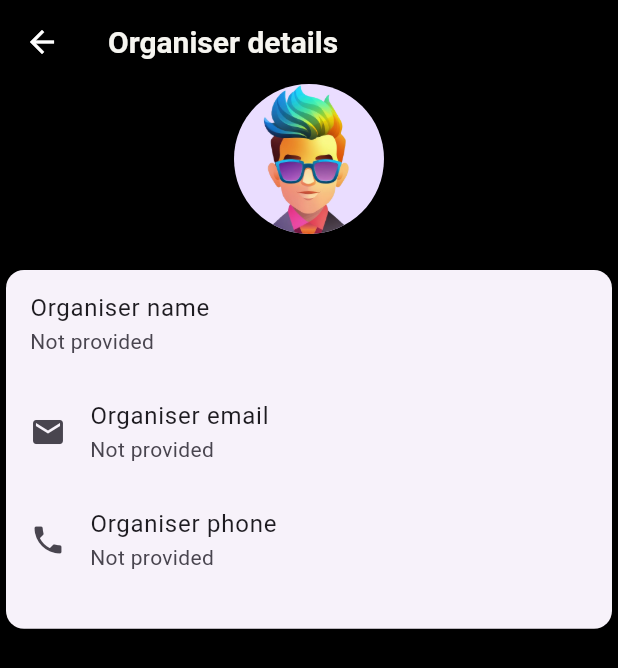
After one commit to SuhailJafrinmk/Evento_event_booking, a Flutter app: the OrganiserDetailsScreen screen opened directly, on a phone screen of 412 x 824 dp. The commit adds this screen. Shown: the top 668 px of the screen. Run offline on Flutter 3.47's test engine with Material 3 defaults, Android fonts, the phone set to English and light mode, and no system bars; our stand-ins replace animated_text_kit, bloc, cached_network_image, carousel_slider, connectivity_plus, device_preview and 17 more; missing offline and left inert: dot_curved_bottom_nav, razorpay_flutter, shape_of_view_null_safe; accounts and stored records are empty; network calls fail.

Commit message:
random commit

```diff
--- a/lib/blocs/profile/bloc/profile_bloc.dart
+++ b/lib/blocs/profile/bloc/profile_bloc.dart
@@ -16,6 +16,7 @@ class ProfileBloc extends Bloc<ProfileEvent, ProfileState> {
 
 
   FutureOr<void> editProfileClicked(EditProfileClicked event, Emitter<ProfileState> emit)async{
+    emit(UpdatingProfileData());
     MultipartFile imageFile=await MultipartFile.fromFile(event.image!.path,filename: event.image!.path);
     FormData formData=FormData.fromMap({
       'username':event.userName,
--- a/lib/blocs/profile/bloc/profile_state.dart
+++ b/lib/blocs/profile/bloc/profile_state.dart
@@ -15,3 +15,4 @@ class ErrorFetchingProfileData extends ProfileState{
   ErrorFetchingProfileData({required this.errorMessage});
 }
 class ProfileDataUpdated extends ProfileState{}
+class UpdatingProfileData extends ProfileState{}
--- a/lib/data/hive/hive_helper.dart
+++ b/lib/data/hive/hive_helper.dart
@@ -87,4 +87,6 @@ Future<void> removeFavourite(EventModel eventModel)async{
   }
 }
 
+// Future<void>
+
 }
--- a/lib/view/about_us/contact_us.dart
+++ b/lib/view/about_us/contact_us.dart
@@ -32,14 +32,14 @@ class ContactUsPage extends StatelessWidget {
                         child: Icon(Icons.call),
                       ),
                       title: Text('Contact number'),
-                      subtitle: Text('+91 7306548087'),
+                      subtitle: Text('+91 1234 567 890'),
                     ),
                     const ListTile(
                       leading: CircleAvatar(
                         child: Icon(Icons.mail),
                       ),
                       title: const Text('Email address'),
-                      subtitle: Text('evento@gmail.com'),
+                      subtitle: Text('support@evento.com'),
                     ),
                      const ListTile(
                       leading: CircleAvatar(
--- a/lib/view/authentication/phone_otp_request.dart
+++ b/lib/view/authentication/phone_otp_request.dart
@@ -1,6 +1,7 @@
 import 'package:evento_event_booking/blocs/authentication/bloc/authentication_bloc.dart';
 import 'package:evento_event_booking/blocs/timer_cubit/timer_cubit.dart';
 import 'package:evento_event_booking/utils/app/validations.dart';
+import 'package:evento_event_booking/utils/progress_indicator.dart';
 import 'package:evento_event_booking/utils/snackbar.dart';
 import 'package:evento_event_booking/view/authentication/phone_otp_verification.dart';
 import 'package:evento_event_booking/widgets/custom_button_black.dart';
@@ -82,6 +83,9 @@ class _MobileOtpVerificationState extends State<MobileOtpRequesting> {
                                width: size.width,
                               buttonChild: BlocBuilder<AuthenticationBloc, AuthenticationState>(
                                 builder: (context, state) {
+                                  if(state is RequestingMobileOtp){
+                                    return CustomProgressIndicator(color: Colors.black,size: 30,);
+                                  }
                                   return Text('Send otp to verify');
                                 },
                               ),
--- /dev/null
+++ b/lib/view/home/organiser_details_screen.dart
@@ -0,0 +1,59 @@
+import 'package:evento_event_booking/resources/constants/image_paths.dart';
+import 'package:flutter/material.dart';
+import 'dart:developer' as developer;
+
+class OrganiserDetailsScreen extends StatelessWidget {
+  final String? organiserName;
+  final String? organiserEmail;
+  final String? organiserPhone;
+  final String? organiserId;
+  final String? organiserImage;
+
+  const OrganiserDetailsScreen({super.key, this.organiserName, this.organiserEmail, this.organiserPhone, this.organiserId, this.organiserImage});
+
+  @override
+  Widget build(BuildContext context) {
+    developer.log('the organiser image is $organiserImage');
+    final size=MediaQuery.of(context).size;
+    return  Scaffold(
+      appBar: AppBar(
+        title: Text('Organiser details'),
+      ),
+      body: SafeArea(
+        child: Column(
+          crossAxisAlignment: CrossAxisAlignment.center,
+          children: [
+            CircleAvatar(
+              radius: 50,
+              backgroundImage: organiserImage!=null ? NetworkImage(organiserImage!) : AssetImage(AssetImages.profileAvatar) as ImageProvider,
+            ),
+            SizedBox(height: 20,),
+            SizedBox(
+              height: size.height*.3,
+              child: Card(
+                child: Column(
+                  children: [
+                    ListTile(
+                      title: Text('Organiser name'),
+                      subtitle: Text(organiserName ?? 'Not provided'),
+                    ),
+                    ListTile(
+                      leading: Icon(Icons.email),
+                       title: Text('Organiser email'),
+                      subtitle: Text(organiserEmail ?? 'Not provided'),
+                    ),
+                    ListTile(
+                      leading: Icon(Icons.phone),
+                       title: Text('Organiser phone'),
+                      subtitle: Text(organiserPhone ?? 'Not provided'),
+                    ),
+                  ],
+                ),
+              ),
+            ),
+          ],
+        ),
+      ),
+    );
+  }
+}
--- a/lib/view/search_page/dummy_screen3.dart
+++ b/lib/view/search_page/dummy_screen3.dart
@@ -44,7 +44,8 @@ class _ProfileScreenState extends State<ProfileScreen> {
                     children: [
                       CircleAvatar(
                         radius: 50,
-                        backgroundImage: NetworkImage(state.userProfile.profilePicture ?? AssetImages.profileAvatar),
+                        backgroundImage:state.userProfile.profilePicture!=null ? NetworkImage(state.userProfile.profilePicture!) : AssetImage(AssetImages.profileAvatar) as ImageProvider
+                        //  NetworkImage(state.userProfile.profilePicture ?? AssetImages.profileAvatar),
                       ),
                       const SizedBox(height: 10),
                       Text(
--- a/lib/widgets/animated_border.dart
+++ b/lib/widgets/animated_border.dart
@@ -14,7 +14,7 @@ class AnimatedBorderContainer extends StatefulWidget {
     Key? key,
     required this.radius,
     required this.child,
-    this.duration = const Duration(seconds: 2),
+    this.duration = const Duration(seconds: 10),
     this.borderColor = Colors.white,
     this.borderWidth = 2.0,
     this.padding = const EdgeInsets.all(3.0),
--- a/pubspec.yaml
+++ b/pubspec.yaml
@@ -62,6 +62,7 @@ dependencies:
   image_picker: ^1.0.0
   device_preview: ^1.2.0
   connectivity_plus: ^6.1.0
+  animated_text_kit: ^4.2.2
 
 dev_dependencies:
   flutter_test:
```
Also changed, not shown: lib/blocs/timer_cubit/timer_cubit.dart (+5 -2 lines), lib/models/user_profile_model.dart (+21 -9 lines), lib/view/events/single_event.dart (+31 -10 lines), lib/view/home/home_screen.dart (+15 -4 lines), lib/view/profile/edit_profile.dart (+16 -1 lines), pubspec.lock.
